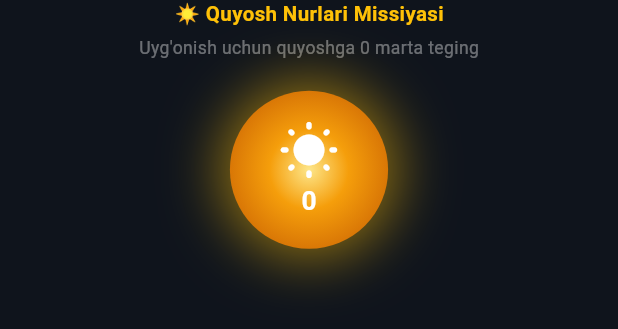
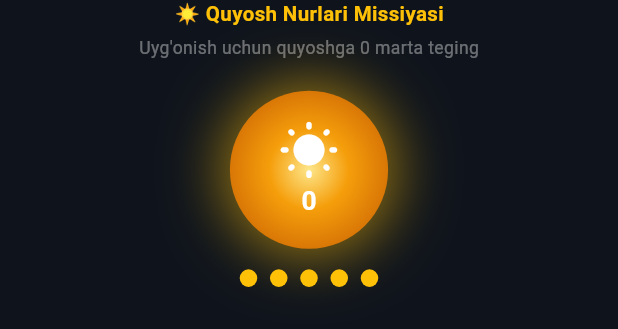
Before and after one commit to Rakhimjon/solar_alarm, a Flutter app: the _SunMission widget shown alone on an empty page, opened directly with empty values, on a phone screen of 412 x 824 dp. Shown: the top 329 px of the screen. Run offline on Flutter 3.47's test engine with Material 3 defaults, Android fonts, the phone set to English and light mode, and no system bars; our stand-ins replace flutter_bloc, flutter_screenutil, get_it, shared_preferences, wakelock_plus; missing offline and left inert: alarm; accounts and stored records are empty; network calls fail.

Commit message:
refactor: update ringing page indicator color and dynamic region in solar clock view

```diff
--- a/lib/features/alarm/presentation/pages/ringing_page.dart
+++ b/lib/features/alarm/presentation/pages/ringing_page.dart
@@ -5,7 +5,6 @@ import 'package:flutter/services.dart';
 import 'package:flutter_bloc/flutter_bloc.dart';
 import 'package:flutter_screenutil/flutter_screenutil.dart';
 import 'package:intl/intl.dart';
-import '../../../../core/theme/app_theme.dart';
 import '../cubit/alarm_cubit.dart';
 import '../cubit/alarm_state.dart';
 
@@ -287,7 +286,7 @@ class _SunMission extends StatelessWidget {
               height: tapped ? 12.r : 8.r,
               decoration: BoxDecoration(
                 shape: BoxShape.circle,
-                color: tapped ? Colors.amber : Colors.white20,
+                color: tapped ? Colors.amber : Colors.white12,
               ),
             );
           }),
--- a/lib/features/solar_clock/presentation/pages/solar_clock_view.dart
+++ b/lib/features/solar_clock/presentation/pages/solar_clock_view.dart
@@ -110,7 +110,7 @@ class SolarClockView extends StatelessWidget {
                               ),
                             ),
                             Text(
-                              '📍 Toshkent',
+                              '📍 ${state.region}',
                               style: TextStyle(
                                 color: colors.primary,
                                 fontSize: 13,
```
